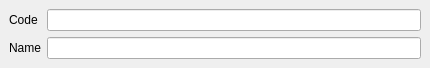
First picture: the form in wdbfuel.ui, repository End1-1/FlashCards, before the edit.
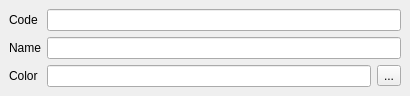
Second picture: the form after the edit. Custom widgets are drawn as their Qt base class.

What changed in the file:
```diff
--- a/wdbfuel.ui
+++ b/wdbfuel.ui
@@ -6,8 +6,8 @@
    <rect>
     <x>0</x>
     <y>0</y>
-    <width>430</width>
-    <height>64</height>
+    <width>410</width>
+    <height>90</height>
    </rect>
   </property>
   <property name="windowTitle">
@@ -41,6 +41,26 @@
       <property name="bottomMargin">
        <number>9</number>
       </property>
+      <item row="2" column="0">
+       <widget class="QLabel" name="label_3">
+        <property name="text">
+         <string>Color</string>
+        </property>
+       </widget>
+      </item>
+      <item row="2" column="1">
+       <widget class="C5LineEdit" name="leColor">
+        <property name="readOnly">
+         <bool>true</bool>
+        </property>
+        <property name="field" stdset="0">
+         <string>:fcolor</string>
+        </property>
+        <property name="type" stdset="0">
+         <number>0</number>
+        </property>
+       </widget>
+      </item>
       <item row="0" column="0">
        <widget class="QLabel" name="label">
         <property name="text">
@@ -48,19 +68,6 @@
         </property>
        </widget>
       </item>
-      <item row="0" column="1">
-       <widget class="C5LineEdit" name="lineEdit">
-        <property name="field" stdset="0">
-         <string>:fid</string>
-        </property>
-        <property name="id" stdset="0">
-         <bool>true</bool>
-        </property>
-        <property name="type" stdset="0">
-         <number>0</number>
-        </property>
-       </widget>
-      </item>
       <item row="1" column="0">
        <widget class="QLabel" name="label_2">
         <property name="text">
@@ -68,7 +75,14 @@
         </property>
        </widget>
       </item>
-      <item row="1" column="1">
+      <item row="2" column="2">
+       <widget class="QToolButton" name="btnSetColor">
+        <property name="text">
+         <string>...</string>
+        </property>
+       </widget>
+      </item>
+      <item row="1" column="1" colspan="2">
        <widget class="C5LineEdit" name="lineEdit_2">
         <property name="field" stdset="0">
          <string>:fname</string>
@@ -81,6 +95,19 @@
         </property>
        </widget>
       </item>
+      <item row="0" column="1" colspan="2">
+       <widget class="C5LineEdit" name="lineEdit">
+        <property name="field" stdset="0">
+         <string>:fid</string>
+        </property>
+        <property name="id" stdset="0">
+         <bool>true</bool>
+        </property>
+        <property name="type" stdset="0">
+         <number>0</number>
+        </property>
+       </widget>
+      </item>
      </layout>
     </widget>
    </item>
```
